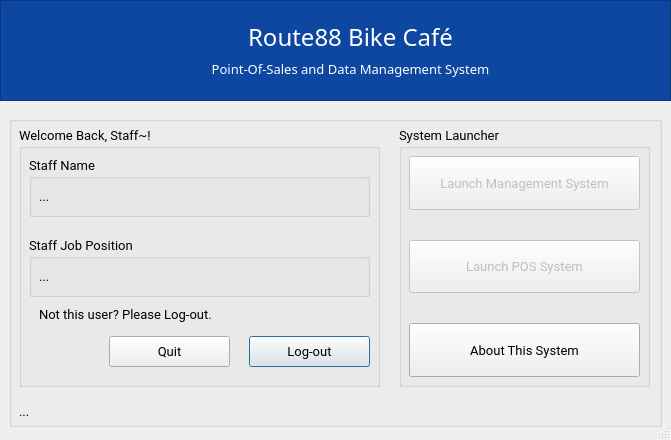
This is System Design/Route88_ControllerCmpnt.ui in CodexLink/Route88_HybridBusinessSystem as Qt 5 draws it before an edit. The edited form follows.
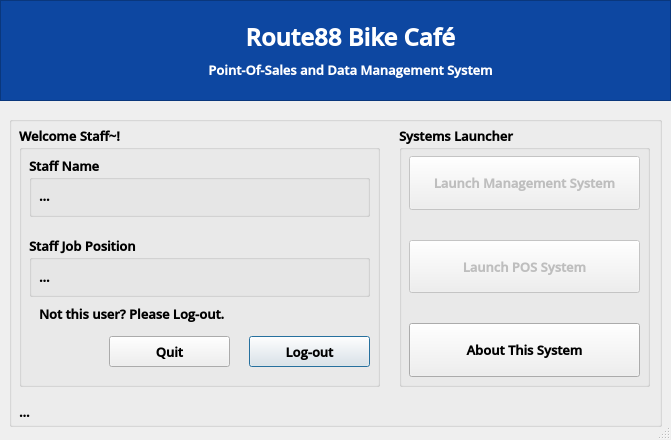
This is the edited form. Icons and pictures are not drawn.

Commit message:
[UI Progression] Updated Font to OpenSans SemiBold
+ Added Rollback Changes Button for Rollbacking Transaction. Just like Undo Operation.

Diff of the .ui file:
```diff
--- a/System Design/Route88_ControllerCmpnt.ui
+++ b/System Design/Route88_ControllerCmpnt.ui
@@ -92,8 +92,10 @@
     </property>
     <property name="font">
      <font>
-      <family>Roboto Mono</family>
+      <family>Open Sans SemiBold</family>
       <pointsize>10</pointsize>
+      <weight>75</weight>
+      <bold>true</bold>
      </font>
     </property>
     <property name="text">
@@ -111,12 +113,14 @@
     </property>
     <property name="font">
      <font>
-      <family>Roboto Mono</family>
+      <family>Open Sans SemiBold</family>
       <pointsize>10</pointsize>
+      <weight>75</weight>
+      <bold>true</bold>
      </font>
     </property>
     <property name="title">
-     <string>Welcome Back, Staff~!</string>
+     <string>Welcome Staff~!</string>
     </property>
     <widget class="QGroupBox" name="GroupContainer_PassCred_2">
      <property name="geometry">
@@ -135,7 +139,10 @@
      </property>
      <property name="font">
       <font>
+       <family>Open Sans SemiBold</family>
        <pointsize>10</pointsize>
+       <weight>75</weight>
+       <bold>true</bold>
       </font>
      </property>
      <property name="title">
@@ -155,7 +162,10 @@
       </property>
       <property name="font">
        <font>
+        <family>Open Sans SemiBold</family>
         <pointsize>10</pointsize>
+        <weight>75</weight>
+        <bold>true</bold>
        </font>
       </property>
       <property name="text">
@@ -180,7 +190,10 @@
      </property>
      <property name="font">
       <font>
+       <family>Open Sans SemiBold</family>
        <pointsize>10</pointsize>
+       <weight>75</weight>
+       <bold>true</bold>
       </font>
      </property>
      <property name="title">
@@ -200,7 +213,10 @@
       </property>
       <property name="font">
        <font>
+        <family>Open Sans SemiBold</family>
         <pointsize>10</pointsize>
+        <weight>75</weight>
+        <bold>true</bold>
        </font>
       </property>
       <property name="text">
@@ -219,7 +235,10 @@
      </property>
      <property name="font">
       <font>
+       <family>Open Sans SemiBold</family>
        <pointsize>10</pointsize>
+       <weight>75</weight>
+       <bold>true</bold>
       </font>
      </property>
      <property name="text">
@@ -237,7 +256,10 @@
      </property>
      <property name="font">
       <font>
+       <family>Open Sans SemiBold</family>
        <pointsize>10</pointsize>
+       <weight>75</weight>
+       <bold>true</bold>
       </font>
      </property>
      <property name="text">
@@ -255,7 +277,10 @@
      </property>
      <property name="font">
       <font>
+       <family>Open Sans SemiBold</family>
        <pointsize>10</pointsize>
+       <weight>75</weight>
+       <bold>true</bold>
       </font>
      </property>
      <property name="text">
@@ -274,12 +299,14 @@
     </property>
     <property name="font">
      <font>
-      <family>Roboto Mono</family>
+      <family>Open Sans SemiBold</family>
       <pointsize>10</pointsize>
+      <weight>75</weight>
+      <bold>true</bold>
      </font>
     </property>
     <property name="title">
-     <string>System Launcher</string>
+     <string>Systems Launcher</string>
     </property>
     <widget class="QWidget" name="verticalLayoutWidget">
      <property name="geometry">
@@ -310,7 +337,10 @@
         </property>
         <property name="font">
          <font>
+          <family>Open Sans SemiBold</family>
           <pointsize>10</pointsize>
+          <weight>75</weight>
+          <bold>true</bold>
          </font>
         </property>
         <property name="text">
@@ -331,7 +361,10 @@
         </property>
         <property name="font">
          <font>
+          <family>Open Sans SemiBold</family>
           <pointsize>10</pointsize>
+          <weight>75</weight>
+          <bold>true</bold>
          </font>
         </property>
         <property name="text">
@@ -350,6 +383,14 @@
           <verstretch>0</verstretch>
          </sizepolicy>
         </property>
+        <property name="font">
+         <font>
+          <family>Open Sans SemiBold</family>
+          <pointsize>10</pointsize>
+          <weight>75</weight>
+          <bold>true</bold>
+         </font>
+        </property>
         <property name="text">
          <string>About This System</string>
         </property>
@@ -556,7 +597,7 @@
       <x>160</x>
       <y>20</y>
       <width>381</width>
-      <height>58</height>
+      <height>59</height>
      </rect>
     </property>
     <layout class="QVBoxLayout" name="verticalLayout">
@@ -564,8 +605,10 @@
       <widget class="QLabel" name="label">
        <property name="font">
         <font>
-         <family>Roboto Mono</family>
+         <family>Open Sans SemiBold</family>
          <pointsize>18</pointsize>
+         <weight>75</weight>
+         <bold>true</bold>
         </font>
        </property>
        <property name="styleSheet">
@@ -583,8 +626,10 @@
       <widget class="QLabel" name="label_2">
        <property name="font">
         <font>
-         <family>Roboto Mono</family>
+         <family>Open Sans SemiBold</family>
          <pointsize>10</pointsize>
+         <weight>75</weight>
+         <bold>true</bold>
         </font>
        </property>
        <property name="styleSheet">
```
The commit also changes 9 other files.
